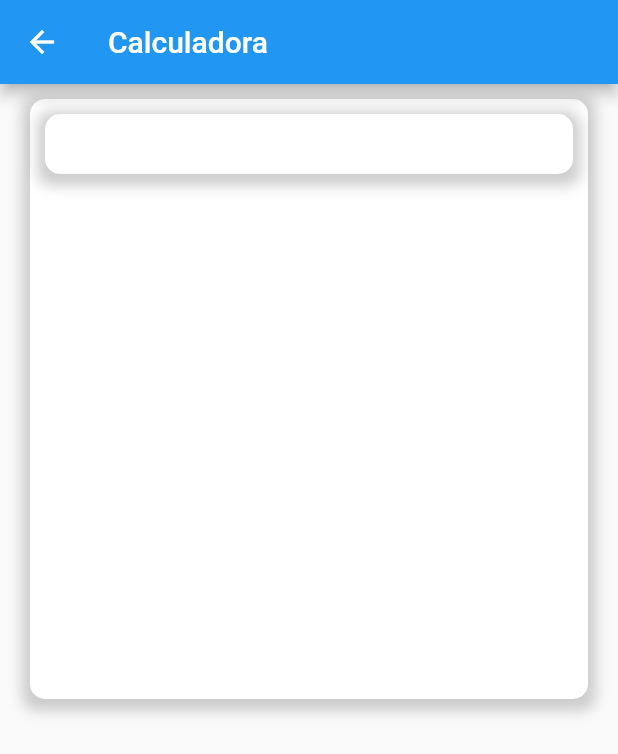
After one commit to PereiraSantos/projectCombo, a Flutter app: the screen it shows after launch, after a tap on "Calculadora", on a phone screen of 412 x 824 dp. The commit adds this screen. Shown: the top 754 px of the screen. Run offline on Flutter 3.47's test engine with Material 2 defaults, Android fonts, the phone set to English and light mode, and no system bars.

Commit message:
adicionado calculadora

```diff
--- /dev/null
+++ b/lib/calculator/pages/calculator_page.dart
@@ -0,0 +1,21 @@
+import 'package:flutter/material.dart';
+import 'package:project_combo/calculator/pages/components/card.dart';
+
+class CalculationPage extends StatelessWidget {
+  const CalculationPage({Key? key}) : super(key: key);
+
+  @override
+  Widget build(BuildContext context) {
+    return Scaffold(
+      appBar: AppBar(title: const Text("Calculadora")),
+      body: SingleChildScrollView(
+        child: Column(
+          mainAxisAlignment: MainAxisAlignment.center,
+          children: [
+            CardCalculator(),
+          ],
+        ),
+      ),
+    );
+  }
+}
--- /dev/null
+++ b/lib/calculator/pages/components/card.dart
@@ -0,0 +1,47 @@
+import 'package:flutter/material.dart';
+
+//ignore: must_be_immutable
+class CardCalculator extends StatelessWidget {
+
+  CardCalculator({Key? key}) : super(key: key);
+
+  BoxDecoration customDecoration =  BoxDecoration(
+    color: Colors.white,
+    borderRadius: const BorderRadius.only(
+        topLeft: Radius.circular(10),
+        topRight: Radius.circular(10),
+        bottomLeft: Radius.circular(10),
+        bottomRight: Radius.circular(10)
+    ),
+    boxShadow: [
+      BoxShadow(
+        color: Colors.grey.withOpacity(0.5),
+        spreadRadius: 5,
+        blurRadius: 7,
+        offset: const Offset(0, 3), // changes position of shadow
+      ),
+    ],
+  );
+
+  @override
+  Widget build(BuildContext context) {
+    return Padding(
+      padding: const EdgeInsets.only(left: 20.0,top: 10.0, right: 20.0),
+      child: Container(
+        height: 400,
+        decoration: customDecoration,
+        child: Column(
+          children: [
+            Padding(
+              padding: const EdgeInsets.only(left: 10.0, top: 10.0, right: 10.0),
+              child: Container(
+                height: 40,
+                decoration: customDecoration,
+              ),
+            )
+          ],
+        ),
+      ),
+    );
+  }
+}
--- a/lib/pages/my_home_page.dart
+++ b/lib/pages/my_home_page.dart
@@ -1,5 +1,6 @@
 import 'package:flutter/material.dart';
 import 'package:project_combo/border_radius/pages/build_body.dart';
+import 'package:project_combo/calculator/pages/calculator_page.dart';
 import 'package:project_combo/converte_binario_para_numero/pages/home_page.dart';
 import 'package:project_combo/pages/components/panel_card.dart';
 
@@ -18,7 +19,9 @@ class MyHomePage extends StatelessWidget {
 
               PanelCard(title: "Converte Binario", rote: HomePage(), image: "assets/binario.png"),
 
-              PanelCard(title: "Border Radius", rote: BuildBody(), image: "assets/borda.png",),
+              PanelCard(title: "Border Radius", rote: BuildBody(), image: "assets/borda.png"),
+
+              PanelCard(title: "Calculadora", rote: CalculationPage(), image: "assets/calculator.png"),
 
 
             ],
--- a/pubspec.yaml
+++ b/pubspec.yaml
@@ -61,6 +61,7 @@ flutter:
   assets:
      - assets/binario.png
      - assets/borda.png
+     - assets/calculator.png
 
   # An image asset can refer to one or more resolution-specific "variants", see
   # https://flutter.dev/assets-and-images/#resolution-aware.
```
Also changed, not shown: lib/border_radius/use_cases/logo_painter.dart (deleted, +0 -24 lines), assets/calculator.png (added), lib/calculator/controller/store.dart (added), 1 other file.
